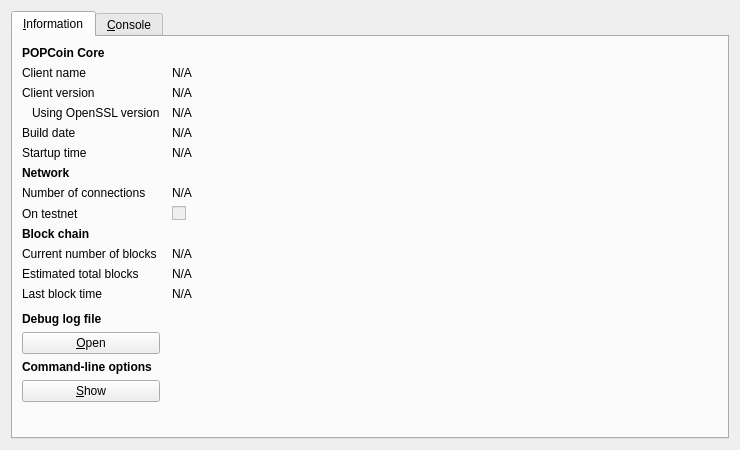
Pop-Currency-Foundation/POPCOIN-PopularCoin-First-Version-Master, file src/qt/forms/rpcconsole.ui: the form before one commit.
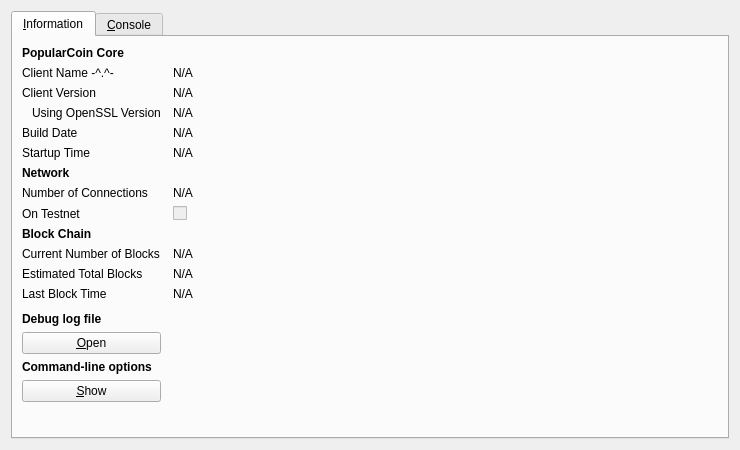
The form after the commit. Icons and pictures are not drawn.

Diff of the .ui file:
```diff
--- a/src/qt/forms/rpcconsole.ui
+++ b/src/qt/forms/rpcconsole.ui
@@ -36,14 +36,14 @@
           </font>
          </property>
          <property name="text">
-          <string>POPCoin Core</string>
+          <string>PopularCoin Core</string>
          </property>
         </widget>
        </item>
        <item row="1" column="0">
         <widget class="QLabel" name="label_5">
          <property name="text">
-          <string>Client name</string>
+          <string>Client Name -^.^-</string>
          </property>
         </widget>
        </item>
@@ -66,7 +66,7 @@
        <item row="2" column="0">
         <widget class="QLabel" name="label_6">
          <property name="text">
-          <string>Client version</string>
+          <string>Client Version</string>
          </property>
         </widget>
        </item>
@@ -89,7 +89,7 @@
        <item row="3" column="0">
         <widget class="QLabel" name="label_14">
          <property name="text">
-          <string>Using OpenSSL version</string>
+          <string>Using OpenSSL Version</string>
          </property>
          <property name="indent">
           <number>10</number>
@@ -115,7 +115,7 @@
        <item row="4" column="0">
         <widget class="QLabel" name="label_12">
          <property name="text">
-          <string>Build date</string>
+          <string>Build Date</string>
          </property>
         </widget>
        </item>
@@ -138,7 +138,7 @@
        <item row="5" column="0">
         <widget class="QLabel" name="label_13">
          <property name="text">
-          <string>Startup time</string>
+          <string>Startup Time</string>
          </property>
         </widget>
        </item>
@@ -174,7 +174,7 @@
        <item row="7" column="0">
         <widget class="QLabel" name="label_7">
          <property name="text">
-          <string>Number of connections</string>
+          <string>Number of Connections</string>
          </property>
         </widget>
        </item>
@@ -197,7 +197,7 @@
        <item row="8" column="0">
         <widget class="QLabel" name="label_8">
          <property name="text">
-          <string>On testnet</string>
+          <string>On Testnet</string>
          </property>
         </widget>
        </item>
@@ -220,14 +220,14 @@
           </font>
          </property>
          <property name="text">
-          <string>Block chain</string>
+          <string>Block Chain</string>
          </property>
         </widget>
        </item>
        <item row="10" column="0">
         <widget class="QLabel" name="label_3">
          <property name="text">
-          <string>Current number of blocks</string>
+          <string>Current Number of Blocks</string>
          </property>
         </widget>
        </item>
@@ -250,7 +250,7 @@
        <item row="11" column="0">
         <widget class="QLabel" name="label_4">
          <property name="text">
-          <string>Estimated total blocks</string>
+          <string>Estimated Total Blocks</string>
          </property>
         </widget>
        </item>
@@ -273,7 +273,7 @@
        <item row="12" column="0">
         <widget class="QLabel" name="label_2">
          <property name="text">
-          <string>Last block time</string>
+          <string>Last Block Time</string>
          </property>
         </widget>
        </item>
```
Left out of the diff: 2 changed lines with no effect on the pictures.
